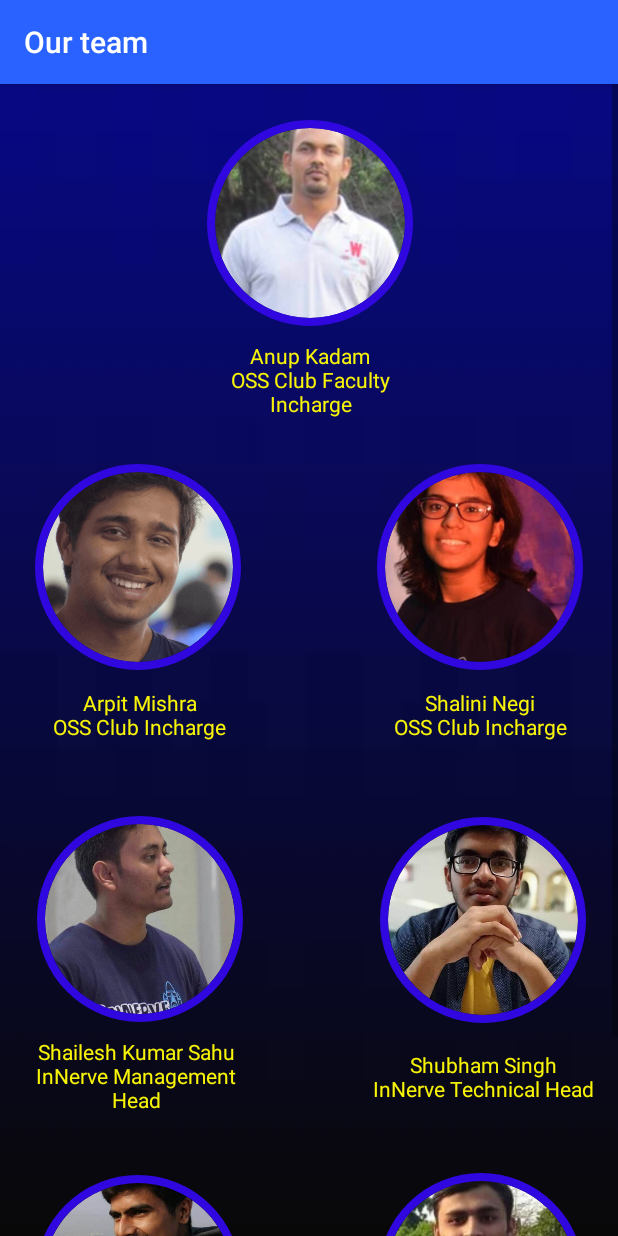
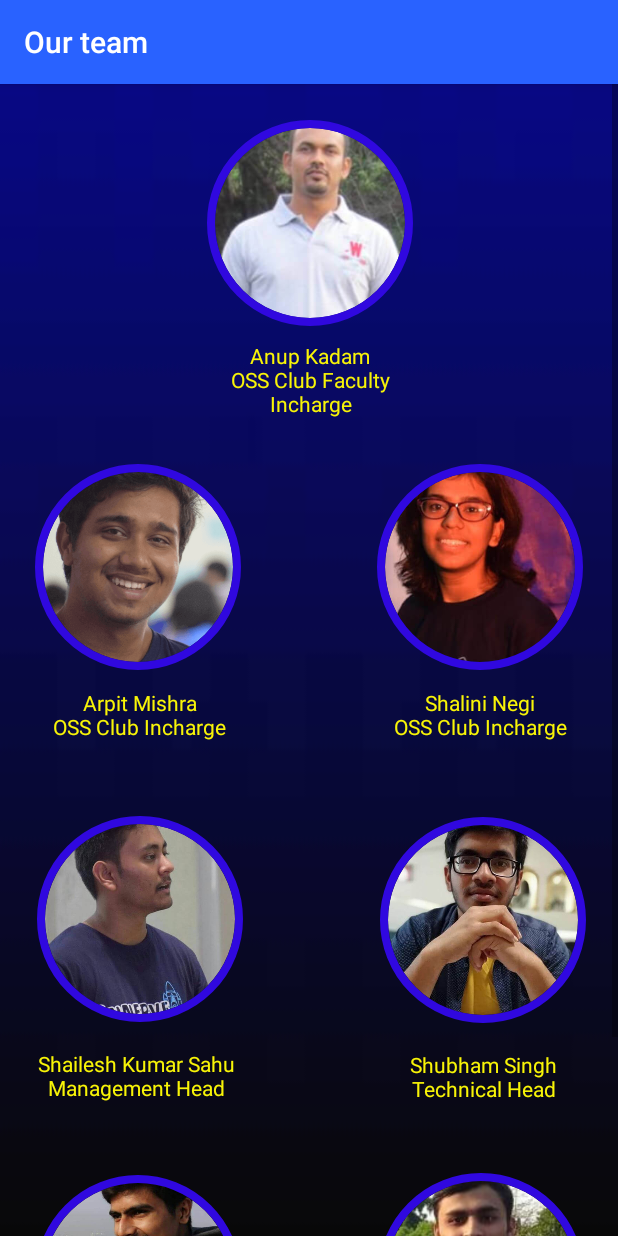
Before and after one commit to surya91521/InNerveApp, an Android app: the fragment Team shown on its own in the app's theme, on a phone screen of 412 x 824 dp. Run offline under Robolectric (Android 15) with nearby library versions, the phone set to English and light mode, and no system bars; our stand-ins replace CircleImageView.

Commit message:
changes done

```diff
--- a/app/src/main/java/com/example/innerveapp/Theme.java
+++ b/app/src/main/java/com/example/innerveapp/Theme.java
@@ -138,4 +138,6 @@ public class Theme extends Fragment {
 
     }
 
+
+
 }
--- a/app/src/main/res/layout/faq_list_group.xml
+++ b/app/src/main/res/layout/faq_list_group.xml
@@ -13,7 +13,7 @@
         android:layout_height="wrap_content"
         android:text="Group"
         android:textColor="#070809"
-        android:textSize="18sp"
+        android:textSize="16sp"
         android:textStyle="normal|bold" />
 
 </LinearLayout>
--- a/app/src/main/res/layout/faq_list_item.xml
+++ b/app/src/main/res/layout/faq_list_item.xml
@@ -13,6 +13,6 @@
         android:layout_width="wrap_content"
         android:layout_height="wrap_content"
         android:text="Item"
-        android:textSize="18sp" />
+        android:textSize="14sp" />
 
 </LinearLayout>
--- a/app/src/main/res/layout/team.xml
+++ b/app/src/main/res/layout/team.xml
@@ -94,10 +94,8 @@
                 android:layout_height="56dp"
                 android:layout_marginTop="8dp"
                 android:layout_marginEnd="14dp"
-                android:layout_marginRight="14dp"
                 android:gravity="center"
-                android:text="Shubham Singh
-                 InNerve Technical Head"
+                android:text="Shubham Singh                   Technical Head"
                 android:textColor="#F8F407"
                 app:layout_constraintEnd_toEndOf="parent"
                 app:layout_constraintTop_toBottomOf="@+id/nav_photo3" />
@@ -122,10 +120,9 @@
                 android:layout_width="147dp"
                 android:layout_height="56dp"
                 android:layout_marginStart="17dp"
-                android:layout_marginLeft="17dp"
                 android:layout_marginTop="8dp"
                 android:gravity="center"
-                android:text="Shailesh Kumar Sahu InNerve Management Head"
+                android:text="Shailesh Kumar Sahu  Management Head"
                 android:textColor="#F8F407"
                 app:layout_constraintStart_toStartOf="parent"
                 app:layout_constraintTop_toBottomOf="@+id/nav_photo5" />
@@ -182,11 +179,9 @@
                 android:layout_width="151dp"
                 android:layout_height="56dp"
                 android:layout_marginStart="21dp"
-                android:layout_marginLeft="21dp"
                 android:layout_marginTop="8dp"
                 android:gravity="center"
-                android:text="Pankaj Yadav
-                              InNerve Sponsorship Head"
+                android:text="Pankaj Yadav                                Sponsorship Head"
                 android:textColor="#F8F407"
                 app:layout_constraintStart_toStartOf="parent"
                 app:layout_constraintTop_toBottomOf="@+id/nav_photo4" />
@@ -216,10 +211,8 @@
                 android:layout_height="56dp"
                 android:layout_marginTop="8dp"
                 android:layout_marginEnd="17dp"
-                android:layout_marginRight="17dp"
                 android:gravity="center"
-                android:text="Shivam Pathak
-                InNerve Marketing Head"
+                android:text="Shivam Pathak                  Marketing Head"
                 android:textColor="#F8F407"
                 app:layout_constraintEnd_toEndOf="parent"
                 app:layout_constraintTop_toBottomOf="@+id/nav_photo6" />
```
Also changed, not shown: app/src/main/res/layout/theme.xml (+6 -6 lines), 3 other files.
